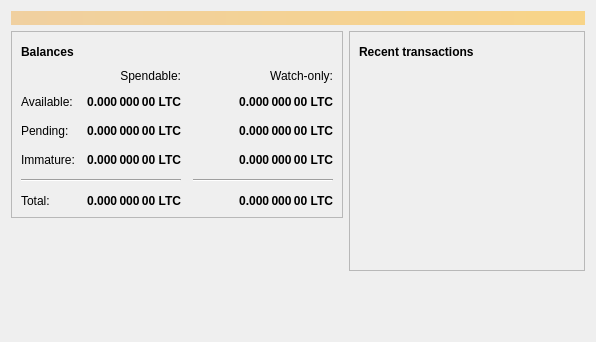
Old version of the form src/qt/forms/overviewpage.ui in the repository microguy/goldcoin-0.18.
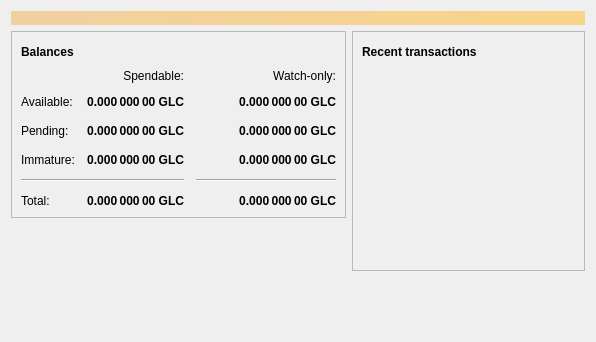
New version of the form. Icons and pictures are not drawn.

```diff
--- a/src/qt/forms/overviewpage.ui
+++ b/src/qt/forms/overviewpage.ui
@@ -129,7 +129,7 @@
                <string>Unconfirmed transactions to watch-only addresses</string>
               </property>
               <property name="text">
-               <string notr="true">0.000 000 00 LTC</string>
+               <string notr="true">0.000 000 00 GLC</string>
               </property>
               <property name="alignment">
                <set>Qt::AlignRight|Qt::AlignTrailing|Qt::AlignVCenter</set>
@@ -154,7 +154,7 @@
                <string>Total of transactions that have yet to be confirmed, and do not yet count toward the spendable balance</string>
               </property>
               <property name="text">
-               <string notr="true">0.000 000 00 LTC</string>
+               <string notr="true">0.000 000 00 GLC</string>
               </property>
               <property name="alignment">
                <set>Qt::AlignRight|Qt::AlignTrailing|Qt::AlignVCenter</set>
@@ -179,7 +179,7 @@
                <string>Mined balance in watch-only addresses that has not yet matured</string>
               </property>
               <property name="text">
-               <string notr="true">0.000 000 00 LTC</string>
+               <string notr="true">0.000 000 00 GLC</string>
               </property>
               <property name="alignment">
                <set>Qt::AlignRight|Qt::AlignTrailing|Qt::AlignVCenter</set>
@@ -237,7 +237,7 @@
                <string>Mined balance that has not yet matured</string>
               </property>
               <property name="text">
-               <string notr="true">0.000 000 00 LTC</string>
+               <string notr="true">0.000 000 00 GLC</string>
               </property>
               <property name="alignment">
                <set>Qt::AlignRight|Qt::AlignTrailing|Qt::AlignVCenter</set>
@@ -282,7 +282,7 @@
                <string>Your current total balance</string>
               </property>
               <property name="text">
-               <string notr="true">0.000 000 00 LTC</string>
+               <string notr="true">0.000 000 00 GLC</string>
               </property>
               <property name="alignment">
                <set>Qt::AlignRight|Qt::AlignTrailing|Qt::AlignVCenter</set>
@@ -307,7 +307,7 @@
                <string>Current total balance in watch-only addresses</string>
               </property>
               <property name="text">
-               <string notr="true">0.000 000 00 LTC</string>
+               <string notr="true">0.000 000 00 GLC</string>
               </property>
               <property name="alignment">
                <set>Qt::AlignRight|Qt::AlignTrailing|Qt::AlignVCenter</set>
@@ -349,7 +349,7 @@
                <string>Your current spendable balance</string>
               </property>
               <property name="text">
-               <string notr="true">0.000 000 00 LTC</string>
+               <string notr="true">0.000 000 00 GLC</string>
               </property>
               <property name="alignment">
                <set>Qt::AlignRight|Qt::AlignTrailing|Qt::AlignVCenter</set>
@@ -374,7 +374,7 @@
                <string>Your current balance in watch-only addresses</string>
               </property>
               <property name="text">
-               <string notr="true">0.000 000 00 LTC</string>
+               <string notr="true">0.000 000 00 GLC</string>
               </property>
               <property name="alignment">
                <set>Qt::AlignRight|Qt::AlignTrailing|Qt::AlignVCenter</set>
```
